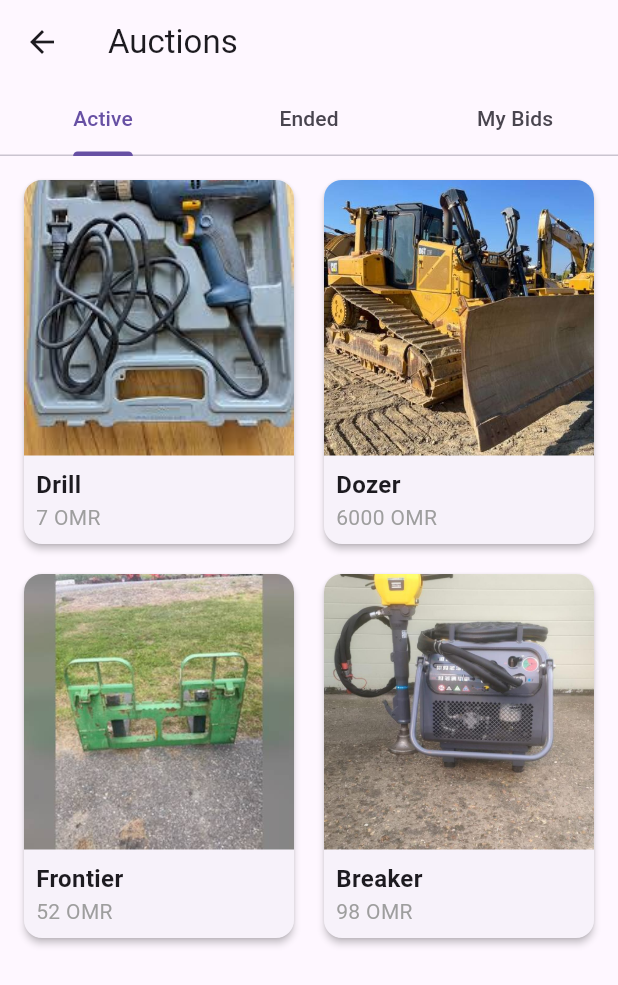
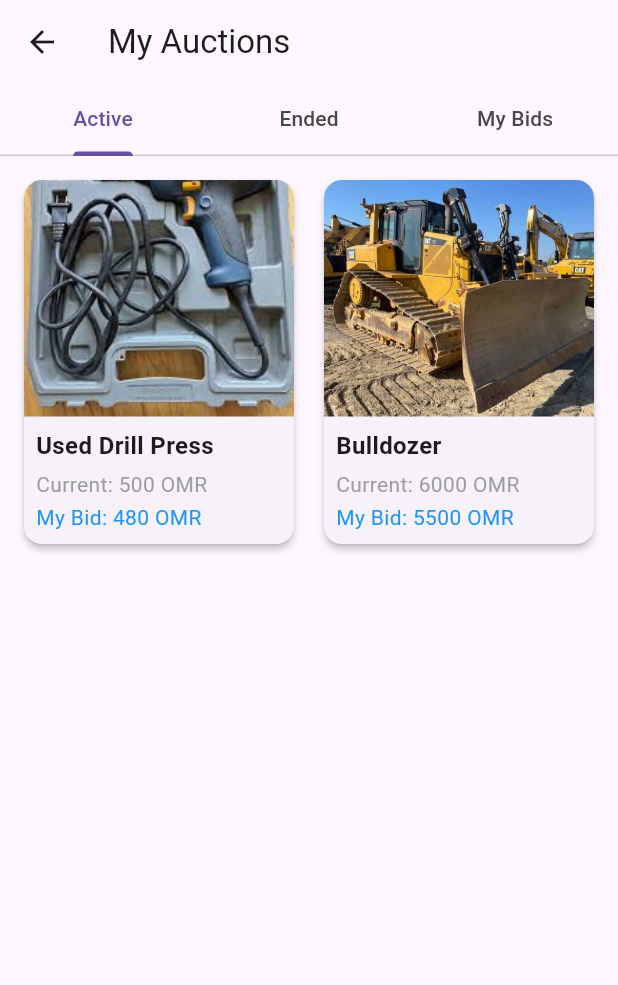
Before and after one commit to redx17775/smart_auction_platform, a Flutter app: the AuctionsPage screen opened directly, on a phone screen of 412 x 824 dp. Shown: the top 985 px of the screen. Run offline on Flutter 3.47's test engine with Material 3 defaults, Android fonts, the phone set to English and light mode, and no system bars; our stand-ins replace cloud_firestore, firebase_core, image_picker; missing offline and left inert: forui; accounts and stored records are empty.

Commit message:
ءش
شء

```diff
--- a/lib/pages/auctions_page.dart
+++ b/lib/pages/auctions_page.dart
@@ -4,48 +4,37 @@ import 'package:smart_auction_platform/pages/auction_details_page.dart';
 class AuctionsPage extends StatelessWidget {
   const AuctionsPage({super.key});
 
-  // Reusing the auction items from home.dart
-  final List<Map<String, String>> auctionItems = const [
-    {'image': 'drill.jpg', 'title': 'Drill', 'price': '7 OMR'},
-    {'image': 'Dozer.jpg', 'title': 'Dozer', 'price': '6000 OMR'},
-    {'image': 'Frontier.jpg', 'title': 'Frontier', 'price': '52 OMR'},
-    {'image': 'Breaker.jpg', 'title': 'Breaker', 'price': '98 OMR'},
+  // Sample auction data
+  final List<Map<String, String>> activeAuctions = const [
+    {'image': 'drill.jpg', 'title': 'Used Drill Press', 'price': '500 OMR', 'myBid': '480 OMR'},
+    {'image': 'Dozer.jpg', 'title': 'Bulldozer', 'price': '6000 OMR', 'myBid': '5500 OMR'},
+  ];
+
+  final List<Map<String, String>> endedAuctions = const [
+    {'image': 'Frontier.jpg', 'title': 'Frontier Tool', 'price': '52 OMR', 'myBid': '50 OMR'},
+  ];
+
+  final List<Map<String, String>> myBids = const [
+    {'image': 'drill.jpg', 'title': 'Used Drill Press', 'price': '500 OMR', 'myBid': '480 OMR'},
+    {'image': 'Dozer.jpg', 'title': 'Bulldozer', 'price': '6000 OMR', 'myBid': '5500 OMR'},
+    {'image': 'Frontier.jpg', 'title': 'Frontier Tool', 'price': '52 OMR', 'myBid': '50 OMR'},
   ];
 
   String _getDescription(String title) {
     switch (title) {
-      case 'Drill':
+      case 'Used Drill Press':
         return 'A well-maintained used drill press for metalworking.';
-      case 'Dozer':
+      case 'Bulldozer':
         return 'Heavy-duty bulldozer for construction and earthmoving.';
-      case 'Frontier':
+      case 'Frontier Tool':
         return 'Reliable tool for various frontier tasks.';
-      case 'Breaker':
-        return 'Powerful breaker machine for demolition.';
       default:
         return 'Auction item description.';
     }
   }
 
-  @override
-  Widget build(BuildContext context) {
-    return DefaultTabController(
-      length: 3,
-      child: Scaffold(
-        appBar: AppBar(
-          title: const Text('Auctions'),
-          bottom: const TabBar(
-            tabs: [
-              Tab(text: 'Active'),
-              Tab(text: 'Ended'),
-              Tab(text: 'My Bids'),
-            ],
-          ),
-        ),
-        body: TabBarView(
-          children: [
-            // Active Auctions Grid
-            Padding(
+  Widget _buildAuctionGrid(List<Map<String, String>> items) {
+    return Padding(
       padding: const EdgeInsets.all(12.0),
       child: GridView.builder(
         gridDelegate: const SliverGridDelegateWithFixedCrossAxisCount(
@@ -54,19 +43,11 @@ class AuctionsPage extends StatelessWidget {
           mainAxisSpacing: 12,
           childAspectRatio: 0.75,
         ),
-                itemCount: auctionItems.length,
+        itemCount: items.length,
         itemBuilder: (context, index) {
-                  final item = auctionItems[index];
+          final item = items[index];
           return _auctionGridItem(context, item);
         },
-              ),
-            ),
-            // Ended Auctions (same grid but could filter different items)
-            const Center(child: Text('Ended Auctions')),
-            // My Bids
-            const Center(child: Text('My Bids')),
-          ],
-        ),
       ),
     );
   }
@@ -97,8 +78,7 @@ class AuctionsPage extends StatelessWidget {
             Expanded(
               child: ClipRRect(
                 borderRadius: const BorderRadius.vertical(
-                  top: Radius.circular(12),
-                ),
+                    top: Radius.circular(12)),
                 child: Image.asset(
                   'assets/images/${item['image']}',
                   width: double.infinity,
@@ -115,15 +95,21 @@ class AuctionsPage extends StatelessWidget {
                     item['title']!,
                     style: const TextStyle(
                         fontWeight: FontWeight.bold,
-                      fontSize: 16,
+                        fontSize: 16),
                   ),
-                  ),
+                  const SizedBox(height: 4),
                   Text(
-                    item['price']!,
+                    'Current: ${item['price']}',
                     style: const TextStyle(
                         color: Colors.grey,
-                      fontSize: 14,
+                        fontSize: 14),
                   ),
+                  const SizedBox(height: 2),
+                  Text(
+                    'My Bid: ${item['myBid']}',
+                    style: const TextStyle(
+                        color: Colors.blue,
+                        fontSize: 14),
                   ),
                 ],
               ),
@@ -133,4 +119,30 @@ class AuctionsPage extends StatelessWidget {
       ),
     );
   }
+
+  @override
+  Widget build(BuildContext context) {
+    return DefaultTabController(
+      length: 3,
+      child: Scaffold(
+        appBar: AppBar(
+          title: const Text('My Auctions'),
+          bottom: const TabBar(
+            tabs: [
+              Tab(text: 'Active'),
+              Tab(text: 'Ended'),
+              Tab(text: 'My Bids'),
+            ],
+          ),
+        ),
+        body: TabBarView(
+          children: [
+            _buildAuctionGrid(activeAuctions),
+            _buildAuctionGrid(endedAuctions),
+            _buildAuctionGrid(myBids),
+          ],
+        ),
+      ),
+    );
   }
+}
```
Lines whose indentation alone changed are shown as unchanged.
